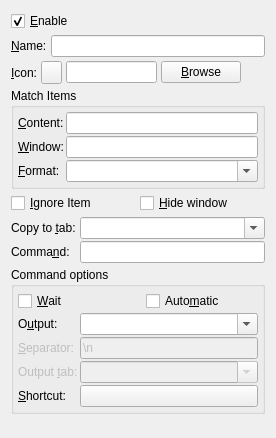
First picture: the form in src/ui/commandwidget.ui, repository hluk/CopyQ, before the edit.
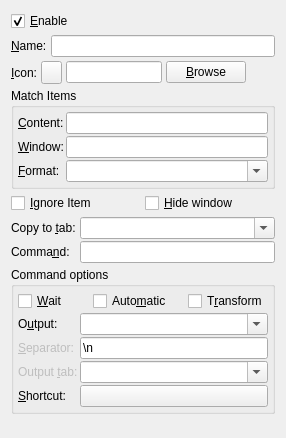
Second picture: the form after the edit.

Commit message:
Command option to "transform" selected items
With "transform" enabled, change only selected items and don't create
new ones.

What changed in the file:
```diff
--- a/src/ui/commandwidget.ui
+++ b/src/ui/commandwidget.ui
@@ -6,7 +6,7 @@
    <rect>
     <x>0</x>
     <y>0</y>
-    <width>276</width>
+    <width>286</width>
     <height>438</height>
    </rect>
   </property>
@@ -338,6 +338,16 @@
           </property>
          </widget>
         </item>
+        <item>
+         <widget class="QCheckBox" name="checkBoxTransform">
+          <property name="toolTip">
+           <string>Change item, don't create any new items.</string>
+          </property>
+          <property name="text">
+           <string>T&amp;ransform</string>
+          </property>
+         </widget>
+        </item>
        </layout>
       </item>
       <item>
@@ -383,9 +393,6 @@
         </item>
         <item row="2" column="1">
          <widget class="QLineEdit" name="lineEditSeparator">
-          <property name="enabled">
-           <bool>false</bool>
-          </property>
           <property name="toolTip">
            <string>Separator to match for splitting the output to multiple items</string>
           </property>
@@ -409,9 +416,6 @@
         </item>
         <item row="3" column="1">
          <widget class="QComboBox" name="comboBoxOutputTab">
-          <property name="enabled">
-           <bool>false</bool>
-          </property>
           <property name="toolTip">
            <string>Save items in tab with given name (leave empty to save in first tab)</string>
           </property>
```
Left out of the diff: 1 changed line with no effect on the pictures. The commit also changes 16 other files.
